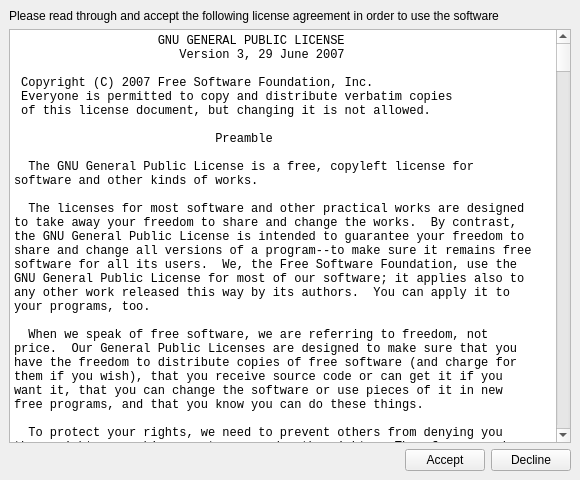
RainerMtb/cuvista, file cuvistaGui/eula.ui: the form before one commit.
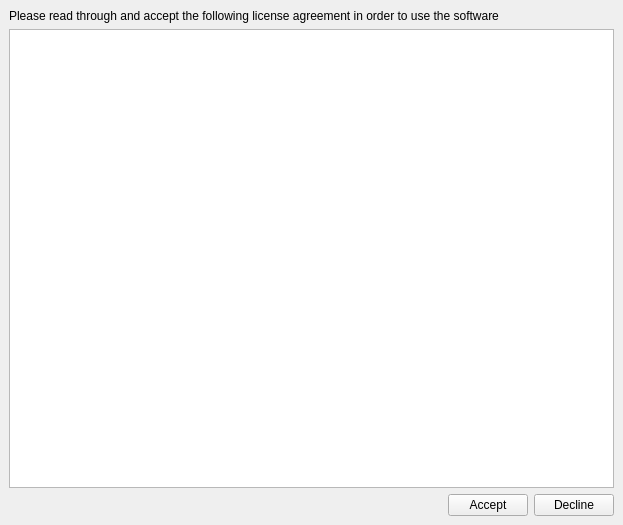
The form after the commit.

What changed in the file:
```diff
--- a/cuvistaGui/eula.ui
+++ b/cuvistaGui/eula.ui
@@ -6,10 +6,16 @@
    <rect>
     <x>0</x>
     <y>0</y>
-    <width>580</width>
-    <height>480</height>
+    <width>623</width>
+    <height>525</height>
    </rect>
   </property>
+  <property name="sizePolicy">
+   <sizepolicy hsizetype="Preferred" vsizetype="Preferred">
+    <horstretch>0</horstretch>
+    <verstretch>0</verstretch>
+   </sizepolicy>
+  </property>
   <property name="windowTitle">
    <string>EULA - End User License Agreement</string>
   </property>
@@ -31,694 +37,14 @@
        </widget>
       </item>
       <item>
-       <widget class="QPlainTextEdit" name="plainTextEdit">
+       <widget class="QTextEdit" name="textEdit">
         <property name="font">
          <font>
           <family>Consolas</family>
          </font>
         </property>
-        <property name="lineWrapMode">
-         <enum>QPlainTextEdit::NoWrap</enum>
-        </property>
-        <property name="readOnly">
-         <bool>true</bool>
-        </property>
-        <property name="plainText">
-         <string>                    GNU GENERAL PUBLIC LICENSE
-                       Version 3, 29 June 2007
-
- Copyright (C) 2007 Free Software Foundation, Inc. &lt;https://fsf.org/&gt;
- Everyone is permitted to copy and distribute verbatim copies
- of this license document, but changing it is not allowed.
-
-                            Preamble
-
-  The GNU General Public License is a free, copyleft license for
-software and other kinds of works.
-
-  The licenses for most software and other practical works are designed
-to take away your freedom to share and change the works.  By contrast,
-the GNU General Public License is intended to guarantee your freedom to
-share and change all versions of a program--to make sure it remains free
-software for all its users.  We, the Free Software Foundation, use the
-GNU General Public License for most of our software; it applies also to
-any other work released this way by its authors.  You can apply it to
-your programs, too.
-
-  When we speak of free software, we are referring to freedom, not
-price.  Our General Public Licenses are designed to make sure that you
-have the freedom to distribute copies of free software (and charge for
-them if you wish), that you receive source code or can get it if you
-want it, that you can change the software or use pieces of it in new
-free programs, and that you know you can do these things.
-
-  To protect your rights, we need to prevent others from denying you
-these rights or asking you to surrender the rights.  Therefore, you have
-certain responsibilities if you distribute copies of the software, or if
-you modify it: responsibilities to respect the freedom of others.
-
-  For example, if you distribute copies of such a program, whether
-gratis or for a fee, you must pass on to the recipients the same
-freedoms that you received.  You must make sure that they, too, receive
-or can get the source code.  And you must show them these terms so they
-know their rights.
-
-  Developers that use the GNU GPL protect your rights with two steps:
-(1) assert copyright on the software, and (2) offer you this License
-giving you legal permission to copy, distribute and/or modify it.
-
-  For the developers' and authors' protection, the GPL clearly explains
-that there is no warranty for this free software.  For both users' and
-authors' sake, the GPL requires that modified versions be marked as
-changed, so that their problems will not be attributed erroneously to
-authors of previous versions.
-
-  Some devices are designed to deny users access to install or run
-modified versions of the software inside them, although the manufacturer
-can do so.  This is fundamentally incompatible with the aim of
-protecting users' freedom to change the software.  The systematic
-pattern of such abuse occurs in the area of products for individuals to
-use, which is precisely where it is most unacceptable.  Therefore, we
-have designed this version of the GPL to prohibit the practice for those
-products.  If such problems arise substantially in other domains, we
-stand ready to extend this provision to those domains in future versions
-of the GPL, as needed to protect the freedom of users.
-
-  Finally, every program is threatened constantly by software patents.
-States should not allow patents to restrict development and use of
-software on general-purpose computers, but in those that do, we wish to
-avoid the special danger that patents applied to a free program could
-make it effectively proprietary.  To prevent this, the GPL assures that
-patents cannot be used to render the program non-free.
-
-  The precise terms and conditions for copying, distribution and
-modification follow.
-
-                       TERMS AND CONDITIONS
-
-  0. Definitions.
-
-  &quot;This License&quot; refers to version 3 of the GNU General Public License.
-
-  &quot;Copyright&quot; also means copyright-like laws that apply to other kinds of
-works, such as semiconductor masks.
-
-  &quot;The Program&quot; refers to any copyrightable work licensed under this
-License.  Each licensee is addressed as &quot;you&quot;.  &quot;Licensees&quot; and
-&quot;recipients&quot; may be individuals or organizations.
-
-  To &quot;modify&quot; a work means to copy from or adapt all or part of the work
-in a fashion requiring copyright permission, other than the making of an
-exact copy.  The resulting work is called a &quot;modified version&quot; of the
-earlier work or a work &quot;based on&quot; the earlier work.
-
-  A &quot;covered work&quot; means either the unmodified Program or a work based
-on the Program.
-
-  To &quot;propagate&quot; a work means to do anything with it that, without
-permission, would make you directly or secondarily liable for
-infringement under applicable copyright law, except executing it on a
-computer or modifying a private copy.  Propagation includes copying,
-distribution (with or without modification), making available to the
-public, and in some countries other activities as well.
-
-  To &quot;convey&quot; a work means any kind of propagation that enables other
-parties to make or receive copies.  Mere interaction with a user through
-a computer network, with no transfer of a copy, is not conveying.
-
-  An interactive user interface displays &quot;Appropriate Legal Notices&quot;
-to the extent that it includes a convenient and prominently visible
-feature that (1) displays an appropriate copyright notice, and (2)
-tells the user that there is no warranty for the work (except to the
-extent that warranties are provided), that licensees may convey the
-work under this License, and how to view a copy of this License.  If
-the interface presents a list of user commands or options, such as a
-menu, a prominent item in the list meets this criterion.
-
-  1. Source Code.
-
-  The &quot;source code&quot; for a work means the preferred form of the work
-for making modifications to it.  &quot;Object code&quot; means any non-source
-form of a work.
-
-  A &quot;Standard Interface&quot; means an interface that either is an official
-standard defined by a recognized standards body, or, in the case of
-interfaces specified for a particular programming language, one that
-is widely used among developers working in that language.
-
-  The &quot;System Libraries&quot; of an executable work include anything, other
-than the work as a whole, that (a) is included in the normal form of
-packaging a Major Component, but which is not part of that Major
-Component, and (b) serves only to enable use of the work with that
-Major Component, or to implement a Standard Interface for which an
-implementation is available to the public in source code form.  A
-&quot;Major Component&quot;, in this context, means a major essential component
-(kernel, window system, and so on) of the specific operating system
-(if any) on which the executable work runs, or a compiler used to
-produce the work, or an object code interpreter used to run it.
-
-  The &quot;Corresponding Source&quot; for a work in object code form means all
-the source code needed to generate, install, and (for an executable
-work) run the object code and to modify the work, including scripts to
-control those activities.  However, it does not include the work's
-System Libraries, or general-purpose tools or generally available free
-programs which are used unmodified in performing those activities but
-which are not part of the work.  For example, Corresponding Source
-includes interface definition files associated with source files for
-the work, and the source code for shared libraries and dynamically
-linked subprograms that the work is specifically designed to require,
-such as by intimate data communication or control flow between those
-subprograms and other parts of the work.
-
-  The Corresponding Source need not include anything that users
-can regenerate automatically from other parts of the Corresponding
-Source.
-
-  The Corresponding Source for a work in source code form is that
-same work.
-
-  2. Basic Permissions.
-
-  All rights granted under this License are granted for the term of
-copyright on the Program, and are irrevocable provided the stated
-conditions are met.  This License explicitly affirms your unlimited
-permission to run the unmodified Program.  The output from running a
-covered work is covered by this License only if the output, given its
-content, constitutes a covered work.  This License acknowledges your
-rights of fair use or other equivalent, as provided by copyright law.
-
-  You may make, run and propagate covered works that you do not
-convey, without conditions so long as your license otherwise remains
-in force.  You may convey covered works to others for the sole purpose
-of having them make modifications exclusively for you, or provide you
-with facilities for running those works, provided that you comply with
-the terms of this License in conveying all material for which you do
-not control copyright.  Those thus making or running the covered works
-for you must do so exclusively on your behalf, under your direction
-and control, on terms that prohibit them from making any copies of
-your copyrighted material outside their relationship with you.
-
-  Conveying under any other circumstances is permitted solely under
-the conditions stated below.  Sublicensing is not allowed; section 10
-makes it unnecessary.
-
-  3. Protecting Users' Legal Rights From Anti-Circumvention Law.
-
-  No covered work shall be deemed part of an effective technological
-measure under any applicable law fulfilling obligations under article
-11 of the WIPO copyright treaty adopted on 20 December 1996, or
-similar laws prohibiting or restricting circumvention of such
-measures.
-
-  When you convey a covered work, you waive any legal power to forbid
-circumvention of technological measures to the extent such circumvention
-is effected by exercising rights under this License with respect to
-the covered work, and you disclaim any intention to limit operation or
-modification of the work as a means of enforcing, against the work's
-users, your or third parties' legal rights to forbid circumvention of
-technological measures.
-
-  4. Conveying Verbatim Copies.
-
-  You may convey verbatim copies of the Program's source code as you
-receive it, in any medium, provided that you conspicuously and
-appropriately publish on each copy an appropriate copyright notice;
-keep intact all notices stating that this License and any
-non-permissive terms added in accord with section 7 apply to the code;
-keep intact all notices of the absence of any warranty; and give all
-recipients a copy of this License along with the Program.
-
-  You may charge any price or no price for each copy that you convey,
-and you may offer support or warranty protection for a fee.
-
-  5. Conveying Modified Source Versions.
-
-  You may convey a work based on the Program, or the modifications to
-produce it from the Program, in the form of source code under the
-terms of section 4, provided that you also meet all of these conditions:
-
-    a) The work must carry prominent notices stating that you modified
-    it, and giving a relevant date.
-
-    b) The work must carry prominent notices stating that it is
-    released under this License and any conditions added under section
-    7.  This requirement modifies the requirement in section 4 to
-    &quot;keep intact all notices&quot;.
-
-    c) You must license the entire work, as a whole, under this
-    License to anyone who comes into possession of a copy.  This
-    License will therefore apply, along with any applicable section 7
-    additional terms, to the whole of the work, and all its parts,
-    regardless of how they are packaged.  This License gives no
-    permission to license the work in any other way, but it does not
-    invalidate such permission if you have separately received it.
-
-    d) If the work has interactive user interfaces, each must display
-    Appropriate Legal Notices; however, if the Program has interactive
-    interfaces that do not display Appropriate Legal Notices, your
-    work need not make them do so.
-
-  A compilation of a covered work with other separate and independent
-works, which are not by their nature extensions of the covered work,
-and which are not combined with it such as to form a larger program,
-in or on a volume of a storage or distribution medium, is called an
-&quot;aggregate&quot; if the compilation and its resulting copyright are not
-used to limit the access or legal rights of the compilation's users
-beyond what the individual works permit.  Inclusion of a covered work
-in an aggregate does not cause this License to apply to the other
-parts of the aggregate.
-
-  6. Conveying Non-Source Forms.
-
-  You may convey a covered work in object code form under the terms
-of sections 4 and 5, provided that you also convey the
-machine-readable Corresponding Source under the terms of this License,
-in one of these ways:
-
-    a) Convey the object code in, or embodied in, a physical product
-    (including a physical distribution medium), accompanied by the
-    Corresponding Source fixed on a durable physical medium
-    customarily used for software interchange.
-
-    b) Convey the object code in, or embodied in, a physical product
-    (including a physical distribution medium), accompanied by a
-    written offer, valid for at least three years and valid for as
-    long as you offer spare parts or customer support for that product
-    model, to give anyone who possesses the object code either (1) a
-    copy of the Corresponding Source for all the software in the
-    product that is covered by this License, on a durable physical
-    medium customarily used for software interchange, for a price no
-    more than your reasonable cost of physically performing this
-    conveying of source, or (2) access to copy the
-    Corresponding Source from a network server at no charge.
-
-    c) Convey individual copies of the object code with a copy of the
-    written offer to provide the Corresponding Source.  This
-    alternative is allowed only occasionally and noncommercially, and
-    only if you received the object code with such an offer, in accord
-    with subsection 6b.
-
-    d) Convey the object code by offering access from a designated
-    place (gratis or for a charge), and offer equivalent access to the
-    Corresponding Source in the same way through the same place at no
-    further charge.  You need not require recipients to copy the
-    Corresponding Source along with the object code.  If the place to
-    copy the object code is a network server, the Corresponding Source
-    may be on a different server (operated by you or a third party)
-    that supports equivalent copying facilities, provided you maintain
-    clear directions next to the object code saying where to find the
-    Corresponding Source.  Regardless of what server hosts the
-    Corresponding Source, you remain obligated to ensure that it is
-    available for as long as needed to satisfy these requirements.
-
-    e) Convey the object code using peer-to-peer transmission, provided
-    you inform other peers where the object code and Corresponding
-    Source of the work are being offered to the general public at no
-    charge under subsection 6d.
-
-  A separable portion of the object code, whose source code is excluded
-from the Corresponding Source as a System Library, need not be
-included in conveying the object code work.
-
-  A &quot;User Product&quot; is either (1) a &quot;consumer product&quot;, which means any
-tangible personal property which is normally used for personal, family,
-or household purposes, or (2) anything designed or sold for incorporation
-into a dwelling.  In determining whether a product is a consumer product,
-doubtful cases shall be resolved in favor of coverage.  For a particular
-product received by a particular user, &quot;normally used&quot; refers to a
-typical or common use of that class of product, regardless of the status
-of the particular user or of the way in which the particular user
-actually uses, or expects or is expected to use, the product.  A product
-is a consumer product regardless of whether the product has substantial
-commercial, industrial or non-consumer uses, unless such uses represent
-the only significant mode of use of the product.
-
-  &quot;Installation Information&quot; for a User Product means any methods,
-procedures, authorization keys, or other information required to install
-and execute modified versions of a covered work in that User Product from
-a modified version of its Corresponding Source.  The information must
-suffice to ensure that the continued functioning of the modified object
-code is in no case prevented or interfered with solely because
-modification has been made.
-
-  If you convey an object code work under this section in, or with, or
-specifically for use in, a User Product, and the conveying occurs as
-part of a transaction in which the right of possession and use of the
-User Product is transferred to the recipient in perpetuity or for a
-fixed term (regardless of how the transaction is characterized), the
-Corresponding Source conveyed under this section must be accompanied
-by the Installation Information.  But this requirement does not apply
-if neither you nor any third party retains the ability to install
-modified object code on the User Product (for example, the work has
-been installed in ROM).
-
-  The requirement to provide Installation Information does not include a
-requirement to continue to provide support service, warranty, or updates
-for a work that has been modified or installed by the recipient, or for
-the User Product in which it has been modified or installed.  Access to a
-network may be denied when the modification itself materially and
-adversely affects the operation of the network or violates the rules and
-protocols for communication across the network.
-
-  Corresponding Source conveyed, and Installation Information provided,
-in accord with this section must be in a format that is publicly
-documented (and with an implementation available to the public in
-source code form), and must require no special password or key for
-unpacking, reading or copying.
-
-  7. Additional Terms.
-
-  &quot;Additional permissions&quot; are terms that supplement the terms of this
-License by making exceptions from one or more of its conditions.
-Additional permissions that are applicable to the entire Program shall
-be treated as though they were included in this License, to the extent
-that they are valid under applicable law.  If additional permissions
-apply only to part of the Program, that part may be used separately
-under those permissions, but the entire Program remains governed by
-this License without regard to the additional permissions.
-
-  When you convey a copy of a covered work, you may at your option
-remove any additional permissions from that copy, or from any part of
-it.  (Additional permissions may be written to require their own
-removal in certain cases when you modify the work.)  You may place
-additional permissions on material, added by you to a covered work,
-for which you have or can give appropriate copyright permission.
-
-  Notwithstanding any other provision of this License, for material you
-add to a covered work, you may (if authorized by the copyright holders of
-that material) supplement the terms of this License with terms:
-
-    a) Disclaiming warranty or limiting liability differently from the
-    terms of sections 15 and 16 of this License; or
-
-    b) Requiring preservation of specified reasonable legal notices or
-    author attributions in that material or in the Appropriate Legal
-    Notices displayed by works containing it; or
-
-    c) Prohibiting misrepresentation of the origin of that material, or
-    requiring that modified versions of such material be marked in
-    reasonable ways as different from the original version; or
-
-    d) Limiting the use for publicity purposes of names of licensors or
-    authors of the material; or
-
-    e) Declining to grant rights under trademark law for use of some
-    trade names, trademarks, or service marks; or
-
-    f) Requiring indemnification of licensors and authors of that
-    material by anyone who conveys the material (or modified versions of
-    it) with contractual assumptions of liability to the recipient, for
-    any liability that these contractual assumptions directly impose on
-    those licensors and authors.
-
-  All other non-permissive additional terms are considered &quot;further
-restrictions&quot; within the meaning of section 10.  If the Program as you
-received it, or any part of it, contains a notice stating that it is
-governed by this License along with a term that is a further
-restriction, you may remove that term.  If a license document contains
-a further restriction but permits relicensing or conveying under this
-License, you may add to a covered work material governed by the terms
-of that license document, provided that the further restriction does
-not survive such relicensing or conveying.
-
-  If you add terms to a covered work in accord with this section, you
-must place, in the relevant source files, a statement of the
-additional terms that apply to those files, or a notice indicating
-where to find the applicable terms.
-
-  Additional terms, permissive or non-permissive, may be stated in the
-form of a separately written license, or stated as exceptions;
-the above requirements apply either way.
-
-  8. Termination.
-
-  You may not propagate or modify a covered work except as expressly
-provided under this License.  Any attempt otherwise to propagate or
-modify it is void, and will automatically terminate your rights under
-this License (including any patent licenses granted under the third
-paragraph of section 11).
-
-  However, if you cease all violation of this License, then your
-license from a particular copyright holder is reinstated (a)
-provisionally, unless and until the copyright holder explicitly and
-finally terminates your license, and (b) permanently, if the copyright
-holder fails to notify you of the violation by some reasonable means
-prior to 60 days after the cessation.
-
-  Moreover, your license from a particular copyright holder is
-reinstated permanently if the copyright holder notifies you of the
-violation by some reasonable means, this is the first time you have
-received notice of violation of this License (for any work) from that
-copyright holder, and you cure the violation prior to 30 days after
-your receipt of the notice.
-
-  Termination of your rights under this section does not terminate the
-licenses of parties who have received copies or rights from you under
-this License.  If your rights have been terminated and not permanently
-reinstated, you do not qualify to receive new licenses for the same
-material under section 10.
-
-  9. Acceptance Not Required for Having Copies.
-
-  You are not required to accept this License in order to receive or
-run a copy of the Program.  Ancillary propagation of a covered work
-occurring solely as a consequence of using peer-to-peer transmission
-to receive a copy likewise does not require acceptance.  However,
-nothing other than this License grants you permission to propagate or
-modify any covered work.  These actions infringe copyright if you do
-not accept this License.  Therefore, by modifying or propagating a
-covered work, you indicate your acceptance of this License to do so.
-
-  10. Automatic Licensing of Downstream Recipients.
-
-  Each time you convey a covered work, the recipient automatically
-receives a license from the original licensors, to run, modify and
-propagate that work, subject to this License.  You are not responsible
-for enforcing compliance by third parties with this License.
-
-  An &quot;entity transaction&quot; is a transaction transferring control of an
-organization, or substantially all assets of one, or subdividing an
-organization, or merging organizations.  If propagation of a covered
-work results from an entity transaction, each party to that
-transaction who receives a copy of the work also receives whatever
-licenses to the work the party's predecessor in interest had or could
-give under the previous paragraph, plus a right to possession of the
-Corresponding Source of the work from the predecessor in interest, if
-the predecessor has it or can get it with reasonable efforts.
-
-  You may not impose any further restrictions on the exercise of the
-rights granted or affirmed under this License.  For example, you may
-not impose a license fee, royalty, or other charge for exercise of
-rights granted under this License, and you may not initiate litigation
-(including a cross-claim or counterclaim in a lawsuit) alleging that
-any patent claim is infringed by making, using, selling, offering for
-sale, or importing the Program or any portion of it.
-
-  11. Patents.
-
-  A &quot;contributor&quot; is a copyright holder who authorizes use under this
-License of the Program or a work on which the Program is based.  The
-work thus licensed is called the contributor's &quot;contributor version&quot;.
-
-  A contributor's &quot;essential patent claims&quot; are all patent claims
-owned or controlled by the contributor, whether already acquired or
-hereafter acquired, that would be infringed by some manner, permitted
-by this License, of making, using, or selling its contributor version,
-but do not include claims that would be infringed only as a
-consequence of further modification of the contributor version.  For
-purposes of this definition, &quot;control&quot; includes the right to grant
-patent sublicenses in a manner consistent with the requirements of
-this License.
-
-  Each contributor grants you a non-exclusive, worldwide, royalty-free
-patent license under the contributor's essential patent claims, to
-make, use, sell, offer for sale, import and otherwise run, modify and
-propagate the contents of its contributor version.
-
-  In the following three paragraphs, a &quot;patent license&quot; is any express
-agreement or commitment, however denominated, not to enforce a patent
-(such as an express permission to practice a patent or covenant not to
-sue for patent infringement).  To &quot;grant&quot; such a patent license to a
-party means to make such an agreement or commitment not to enforce a
-patent against the party.
-
-  If you convey a covered work, knowingly relying on a patent license,
-and the Corresponding Source of the work is not available for anyone
-to copy, free of charge and under the terms of this License, through a
-publicly available network server or other readily accessible means,
-then you must either (1) cause the Corresponding Source to be so
-available, or (2) arrange to deprive yourself of the benefit of the
-patent license for this particular work, or (3) arrange, in a manner
-consistent with the requirements of this License, to extend the patent
-license to downstream recipients.  &quot;Knowingly relying&quot; means you have
-actual knowledge that, but for the patent license, your conveying the
-covered work in a country, or your recipient's use of the covered work
-in a country, would infringe one or more identifiable patents in that
-country that you have reason to believe are valid.
-
-  If, pursuant to or in connection with a single transaction or
-arrangement, you convey, or propagate by procuring conveyance of, a
-covered work, and grant a patent license to some of the parties
-receiving the covered work authorizing them to use, propagate, modify
-or convey a specific copy of the covered work, then the patent license
-you grant is automatically extended to all recipients of the covered
-work and works based on it.
-
-  A patent license is &quot;discriminatory&quot; if it does not include within
-the scope of its coverage, prohibits the exercise of, or is
-conditioned on the non-exercise of one or more of the rights that are
-specifically granted under this License.  You may not convey a covered
-work if you are a party to an arrangement with a third party that is
-in the business of distributing software, under which you make payment
-to the third party based on the extent of your activity of conveying
-the work, and under which the third party grants, to any of the
-parties who would receive the covered work from you, a discriminatory
-patent license (a) in connection with copies of the covered work
-conveyed by you (or copies made from those copies), or (b) primarily
-for and in connection with specific products or compilations that
-contain the covered work, unless you entered into that arrangement,
-or that patent license was granted, prior to 28 March 2007.
-
-  Nothing in this License shall be construed as excluding or limiting
-any implied license or other defenses to infringement that may
-otherwise be available to you under applicable patent law.
-
-  12. No Surrender of Others' Freedom.
-
-  If conditions are imposed on you (whether by court order, agreement or
-otherwise) that contradict the conditions of this License, they do not
-excuse you from the conditions of this License.  If you cannot convey a
-covered work so as to satisfy simultaneously your obligations under this
-License and any other pertinent obligations, then as a consequence you may
-not convey it at all.  For example, if you agree to terms that obligate you
-to collect a royalty for further conveying from those to whom you convey
-the Program, the only way you could satisfy both those terms and this
-License would be to refrain entirely from conveying the Program.
-
-  13. Use with the GNU Affero General Public License.
-
-  Notwithstanding any other provision of this License, you have
-permission to link or combine any covered work with a work licensed
-under version 3 of the GNU Affero General Public License into a single
-combined work, and to convey the resulting work.  The terms of this
-License will continue to apply to the part which is the covered work,
-but the special requirements of the GNU Affero General Public License,
-section 13, concerning interaction through a network will apply to the
-combination as such.
-
-  14. Revised Versions of this License.
-
-  The Free Software Foundation may publish revised and/or new versions of
-the GNU General Public License from time to time.  Such new versions will
-be similar in spirit to the present version, but may differ in detail to
-address new problems or concerns.
-
-  Each version is given a distinguishing version number.  If the
-Program specifies that a certain numbered version of the GNU General
-Public License &quot;or any later version&quot; applies to it, you have the
-option of following the terms and conditions either of that numbered
-version or of any later version published by the Free Software
-Foundation.  If the Program does not specify a version number of the
-GNU General Public License, you may choose any version ever published
-by the Free Software Foundation.
-
-  If the Program specifies that a proxy can decide which future
-versions of the GNU General Public License can be used, that proxy's
-public statement of acceptance of a version permanently authorizes you
-to choose that version for the Program.
-
-  Later license versions may give you additional or different
-permissions.  However, no additional obligations are imposed on any
-author or copyright holder as a result of your choosing to follow a
-later version.
-
-  15. Disclaimer of Warranty.
-
-  THERE IS NO WARRANTY FOR THE PROGRAM, TO THE EXTENT PERMITTED BY
-APPLICABLE LAW.  EXCEPT WHEN OTHERWISE STATED IN WRITING THE COPYRIGHT
-HOLDERS AND/OR OTHER PARTIES PROVIDE THE PROGRAM &quot;AS IS&quot; WITHOUT WARRANTY
-OF ANY KIND, EITHER EXPRESSED OR IMPLIED, INCLUDING, BUT NOT LIMITED TO,
-THE IMPLIED WARRANTIES OF MERCHANTABILITY AND FITNESS FOR A PARTICULAR
-PURPOSE.  THE ENTIRE RISK AS TO THE QUALITY AND PERFORMANCE OF THE PROGRAM
-IS WITH YOU.  SHOULD THE PROGRAM PROVE DEFECTIVE, YOU ASSUME THE COST OF
-ALL NECESSARY SERVICING, REPAIR OR CORRECTION.
-
-  16. Limitation of Liability.
-
-  IN NO EVENT UNLESS REQUIRED BY APPLICABLE LAW OR AGREED TO IN WRITING
-WILL ANY COPYRIGHT HOLDER, OR ANY OTHER PARTY WHO MODIFIES AND/OR CONVEYS
-THE PROGRAM AS PERMITTED ABOVE, BE LIABLE TO YOU FOR DAMAGES, INCLUDING ANY
-GENERAL, SPECIAL, INCIDENTAL OR CONSEQUENTIAL DAMAGES ARISING OUT OF THE
-USE OR INABILITY TO USE THE PROGRAM (INCLUDING BUT NOT LIMITED TO LOSS OF
-DATA OR DATA BEING RENDERED INACCURATE OR LOSSES SUSTAINED BY YOU OR THIRD
-PARTIES OR A FAILURE OF THE PROGRAM TO OPERATE WITH ANY OTHER PROGRAMS),
-EVEN IF SUCH HOLDER OR OTHER PARTY HAS BEEN ADVISED OF THE POSSIBILITY OF
-SUCH DAMAGES.
-
-  17. Interpretation of Sections 15 and 16.
-
-  If the disclaimer of warranty and limitation of liability provided
-above cannot be given local legal effect according to their terms,
-reviewing courts shall apply local law that most closely approximates
-an absolute waiver of all civil liability in connection with the
-Program, unless a warranty or assumption of liability accompanies a
-copy of the Program in return for a fee.
-
-                     END OF TERMS AND CONDITIONS
-
-            How to Apply These Terms to Your New Programs
-
-  If you develop a new program, and you want it to be of the greatest
-possible use to the public, the best way to achieve this is to make it
-free software which everyone can redistribute and change under these terms.
-
-  To do so, attach the following notices to the program.  It is safest
-to attach them to the start of each source file to most effectively
-state the exclusion of warranty; and each file should have at least
-the &quot;copyright&quot; line and a pointer to where the full notice is found.
-
-    &lt;one line to give the program's name and a brief idea of what it does.&gt;
-    Copyright (C) &lt;year&gt;  &lt;name of author&gt;
-
-    This program is free software: you can redistribute it and/or modify
-    it under the terms of the GNU General Public License as published by
-    the Free Software Foundation, either version 3 of the License, or
-    (at your option) any later version.
-
-    This program is distributed in the hope that it will be useful,
-    but WITHOUT ANY WARRANTY; without even the implied warranty of
-    MERCHANTABILITY or FITNESS FOR A PARTICULAR PURPOSE.  See the
-    GNU General Public License for more details.
-
-    You should have received a copy of the GNU General Public License
-    along with this program.  If not, see &lt;https://www.gnu.org/licenses/&gt;.
-
-Also add information on how to contact you by electronic and paper mail.
-
-  If the program does terminal interaction, make it output a short
-notice like this when it starts in an interactive mode:
-
-    &lt;program&gt;  Copyright (C) &lt;year&gt;  &lt;name of author&gt;
-    This program comes with ABSOLUTELY NO WARRANTY; for details type `show w'.
-    This is free software, and you are welcome to redistribute it
-    under certain conditions; type `show c' for details.
-
-The hypothetical commands `show w' and `show c' should show the appropriate
-parts of the General Public License.  Of course, your program's commands
-might be different; for a GUI interface, you would use an &quot;about box&quot;.
-
-  You should also get your employer (if you work as a programmer) or school,
-if any, to sign a &quot;copyright disclaimer&quot; for the program, if necessary.
-For more information on this, and how to apply and follow the GNU GPL, see
-&lt;https://www.gnu.org/licenses/&gt;.
-
-  The GNU General Public License does not permit incorporating your program
-into proprietary programs.  If your program is a subroutine library, you
-may consider it more useful to permit linking proprietary applications with
-the library.  If this is what you want to do, use the GNU Lesser General
-Public License instead of this License.  But first, please read
-&lt;https://www.gnu.org/licenses/why-not-lgpl.html&gt;.
-</string>
+        <property name="textInteractionFlags">
+         <set>Qt::TextInteractionFlag::LinksAccessibleByKeyboard|Qt::TextInteractionFlag::LinksAccessibleByMouse|Qt::TextInteractionFlag::TextBrowserInteraction|Qt::TextInteractionFlag::TextSelectableByKeyboard|Qt::TextInteractionFlag::TextSelectableByMouse</set>
         </property>
        </widget>
       </item>
```
Left out of the diff: 6 changed lines with no effect on the pictures.
